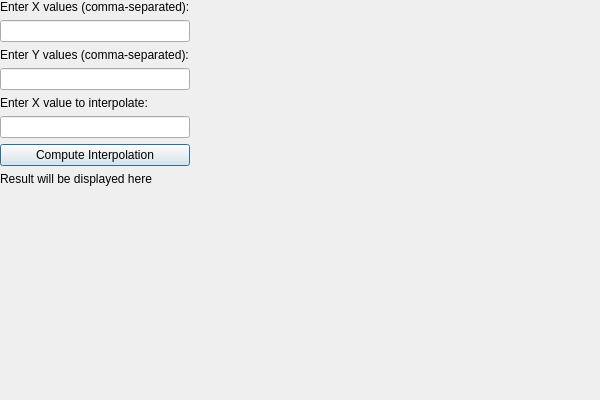
The window that ui/newton_forward_interpolation.ui (Solar-Spark/CompMathFinal) describes before a commit, drawn with Qt 5.
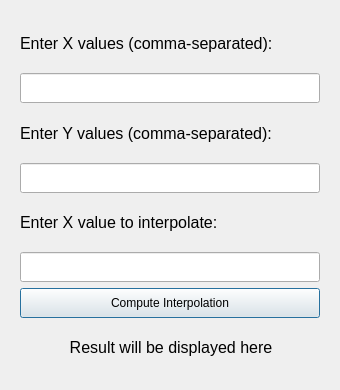
The same window after the commit.

```diff
--- a/ui/newton_forward_interpolation.ui
+++ b/ui/newton_forward_interpolation.ui
@@ -6,47 +6,133 @@
    <rect>
     <x>0</x>
     <y>0</y>
-    <width>600</width>
-    <height>400</height>
+    <width>340</width>
+    <height>390</height>
    </rect>
   </property>
+  <property name="minimumSize">
+   <size>
+    <width>340</width>
+    <height>390</height>
+   </size>
+  </property>
+  <property name="maximumSize">
+   <size>
+    <width>340</width>
+    <height>390</height>
+   </size>
+  </property>
   <property name="windowTitle">
    <string>Newton's Forward Interpolation</string>
   </property>
-  <widget class="QWidget" name="">
+  <widget class="QWidget" name="layoutWidget">
+   <property name="geometry">
+    <rect>
+     <x>20</x>
+     <y>20</y>
+     <width>302</width>
+     <height>351</height>
+    </rect>
+   </property>
    <layout class="QVBoxLayout" name="verticalLayout">
     <item>
      <widget class="QLabel" name="label_x">
+      <property name="font">
+       <font>
+        <pointsize>12</pointsize>
+       </font>
+      </property>
       <property name="text">
        <string>Enter X values (comma-separated):</string>
       </property>
      </widget>
     </item>
     <item>
-     <widget class="QLineEdit" name="x_input"/>
+     <widget class="QLineEdit" name="x_input">
+      <property name="minimumSize">
+       <size>
+        <width>300</width>
+        <height>30</height>
+       </size>
+      </property>
+      <property name="maximumSize">
+       <size>
+        <width>300</width>
+        <height>30</height>
+       </size>
+      </property>
+     </widget>
     </item>
     <item>
      <widget class="QLabel" name="label_y">
+      <property name="font">
+       <font>
+        <pointsize>12</pointsize>
+       </font>
+      </property>
       <property name="text">
        <string>Enter Y values (comma-separated):</string>
       </property>
      </widget>
     </item>
     <item>
-     <widget class="QLineEdit" name="y_input"/>
+     <widget class="QLineEdit" name="y_input">
+      <property name="minimumSize">
+       <size>
+        <width>300</width>
+        <height>30</height>
+       </size>
+      </property>
+      <property name="maximumSize">
+       <size>
+        <width>300</width>
+        <height>30</height>
+       </size>
+      </property>
+     </widget>
     </item>
     <item>
      <widget class="QLabel" name="label_interp">
+      <property name="font">
+       <font>
+        <pointsize>12</pointsize>
+       </font>
+      </property>
       <property name="text">
        <string>Enter X value to interpolate:</string>
       </property>
      </widget>
     </item>
     <item>
-     <widget class="QLineEdit" name="interp_input"/>
+     <widget class="QLineEdit" name="interp_input">
+      <property name="minimumSize">
+       <size>
+        <width>300</width>
+        <height>30</height>
+       </size>
+      </property>
+      <property name="maximumSize">
+       <size>
+        <width>300</width>
+        <height>30</height>
+       </size>
+      </property>
+     </widget>
     </item>
     <item>
      <widget class="QPushButton" name="compute_button">
+      <property name="minimumSize">
+       <size>
+        <width>300</width>
+        <height>30</height>
+       </size>
+      </property>
+      <property name="maximumSize">
+       <size>
+        <width>300</width>
+        <height>30</height>
+       </size>
+      </property>
       <property name="text">
        <string>Compute Interpolation</string>
       </property>
@@ -54,9 +140,29 @@
     </item>
     <item>
      <widget class="QLabel" name="result_label">
+      <property name="minimumSize">
+       <size>
+        <width>0</width>
+        <height>0</height>
+       </size>
+      </property>
+      <property name="maximumSize">
+       <size>
+        <width>400</width>
+        <height>400</height>
+       </size>
+      </property>
+      <property name="font">
+       <font>
+        <pointsize>12</pointsize>
+       </font>
+      </property>
       <property name="text">
        <string>Result will be displayed here</string>
       </property>
+      <property name="alignment">
+       <set>Qt::AlignCenter</set>
+      </property>
      </widget>
     </item>
    </layout>
```
